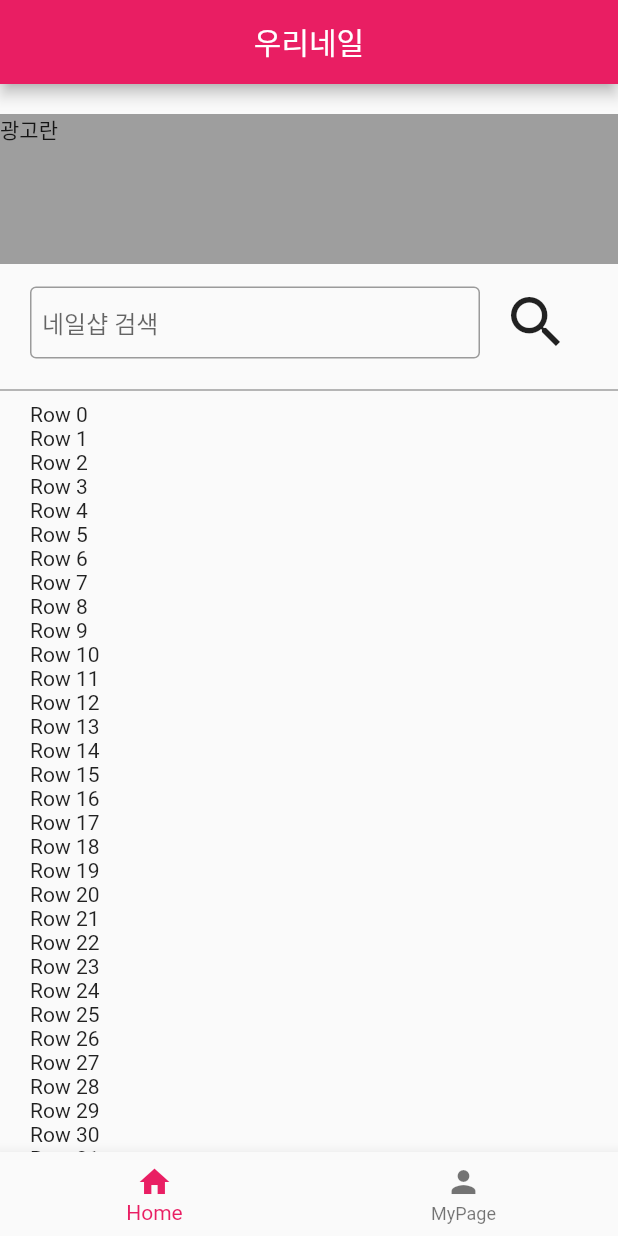
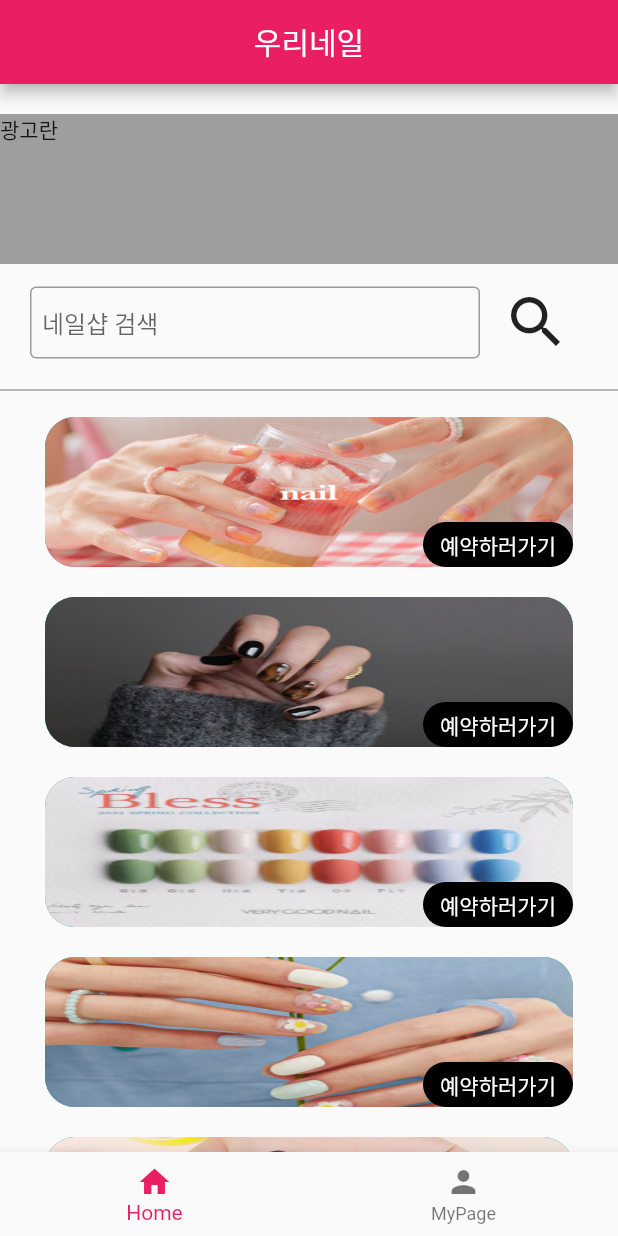
Before and after one commit to LeeJiH-yun/wenail, a Flutter app: the screen it shows after launch, after a tap on "로그인", on a phone screen of 412 x 824 dp. Run offline on Flutter 3.47's test engine with Material 2 defaults, Android fonts, the phone set to English and light mode, and no system bars.

Commit message:
홈화면 화면구성 수정

```diff
--- a/lib/pages/homePage.dart
+++ b/lib/pages/homePage.dart
@@ -6,6 +6,13 @@ class homePage extends StatefulWidget {
 }
 
 class _homePageState extends State<homePage> {
+  List <String>iconList = [
+    'asset/images/test1.jpg',
+    'asset/images/test2.jpg',
+    'asset/images/test3.jpg',
+    'asset/images/test4.jpg',
+    'asset/images/test5.jpg',
+  ];
 
   @override
   Widget build(BuildContext context) {
@@ -57,21 +64,42 @@ class _homePageState extends State<homePage> {
               thickness: 1,
               color: Colors.grey,
             ),
-            Container( //목록 스크롤..
+            Container(
               padding: EdgeInsets.only(left: 20, right: 20),
-              child: Row(
-                children: [
-                  Expanded(
-                    child: ListView.builder(
-                      shrinkWrap: true,
-                      itemCount: 100,
-                      itemBuilder: (BuildContext context, int index) {
-                        return Text('Row $index');
-                      },
+              child: ListView.builder(
+                shrinkWrap: true,
+                physics: NeverScrollableScrollPhysics(), //이거 넣으니까 일단 스크롤은 됨..찾아봐야한다.
+                itemCount: iconList.length,
+                itemBuilder: (BuildContext context, int index) {
+                  return Container(
+                    height: 100,
+                    margin: EdgeInsets.all(10),
+                    decoration: BoxDecoration(
+                      color: Colors.teal,
+                      borderRadius: BorderRadius.circular(20),
+                      image: DecorationImage(
+                        image: AssetImage(iconList[index]),
+                        fit: BoxFit.fill
+                      )
                     ),
-                  )
-                ],
-              )
+                    child: Container(
+                      child: Align(
+                        alignment: Alignment.bottomRight,
+                        child: Container(
+                          height: 30,
+                          width: 100,
+                          padding: EdgeInsets.only(top: 5),
+                          decoration: BoxDecoration(
+                            color: Colors.black,
+                            borderRadius: BorderRadius.circular(20),
+                          ),
+                          child: Text('예약하러가기', style: TextStyle(color: Colors.white), textAlign: TextAlign.center)
+                        ),
+                      )
+                    )
+                  );
+                },
+              ),
             )
           ]
         )
--- a/lib/pages/myPage.dart
+++ b/lib/pages/myPage.dart
@@ -9,7 +9,12 @@ class _myPageState extends State<myPage> {
   @override
   Widget build(BuildContext context) {
     return Scaffold(
-      body: Text("테스틍")
+      body: ElevatedButton(
+        onPressed: () => {
+          Navigator.pop(context)
+        },
+        child: Icon(Icons.logout)
+      )
     );
   }
 }
--- a/lib/pages/signUpPage.dart
+++ b/lib/pages/signUpPage.dart
@@ -143,7 +143,7 @@ class _signUpPageState extends State<signUpPage> {
                       printMSG()
                     }
                   },
-                  child: const Text("회원가입")
+                  child: Text("회원가입")
                 ),
               ),
             ]
--- a/pubspec.yaml
+++ b/pubspec.yaml
@@ -52,6 +52,11 @@ dev_dependencies:
 flutter:
   assets:
     - asset/images/logo_nail1.png
+    - asset/images/test1.jpg
+    - asset/images/test2.jpg
+    - asset/images/test3.jpg
+    - asset/images/test4.jpg
+    - asset/images/test5.jpg
   # The following line ensures that the Material Icons font is
   # included with your application, so that you can use the icons in
   # the material Icons class.
```
Also changed, not shown: asset/images/test1.jpg (added), asset/images/test2.jpg (added), asset/images/test3.jpg (added), asset/images/test4.jpg (added), asset/images/test5.jpg (added).
